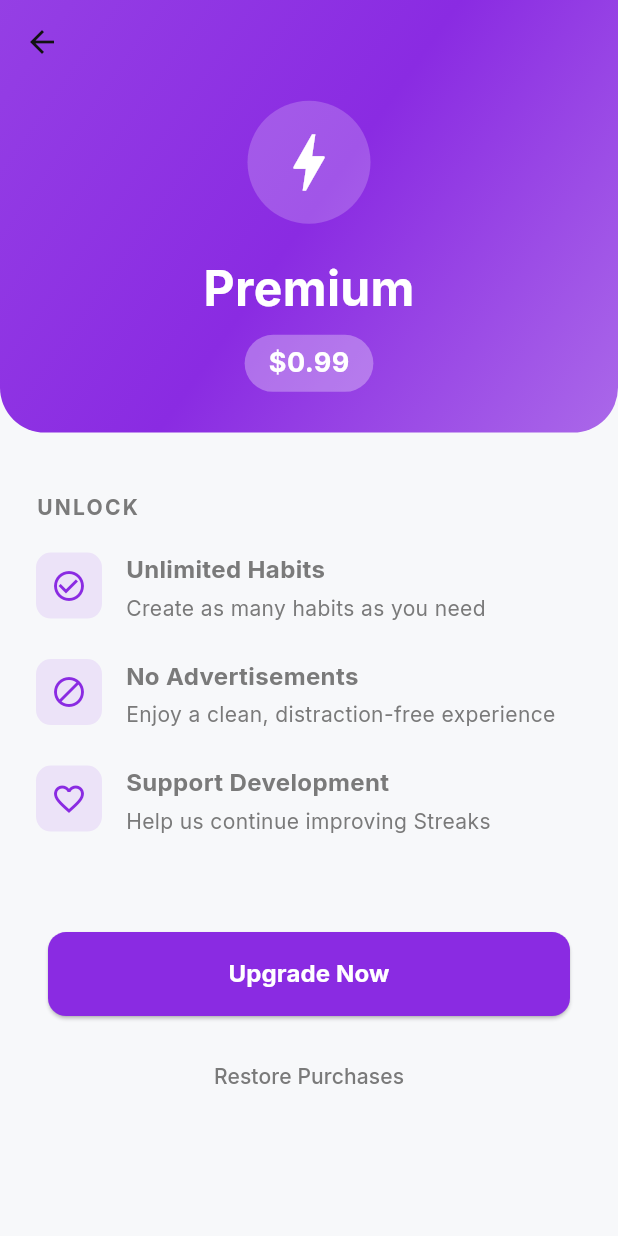
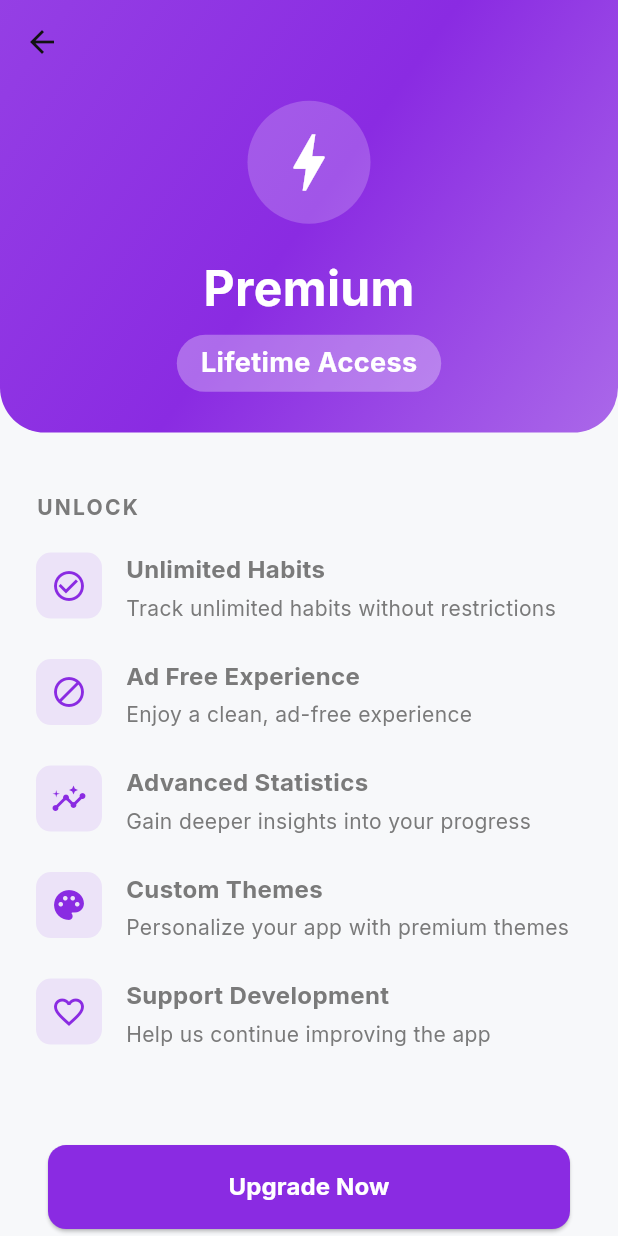
Before and after one commit to kaex/streaks, a Flutter app: the SettingsScreen screen opened by its route, after a tap on "Upgrade to Premium", on a phone screen of 412 x 824 dp. Run offline on Flutter 3.47's test engine with Material 3 defaults, Android fonts, the phone set to English and light mode, and no system bars; our stand-ins replace fl_chart, flutter_local_notifications, flutter_staggered_animations, flutter_timezone, google_fonts, google_mobile_ads and 5 more; accounts and stored records are empty; network calls fail.

Commit message:
Clean up in-app purchase code by removing debug logs and debug button

```diff
--- a/lib/screens/habits_screen.dart
+++ b/lib/screens/habits_screen.dart
@@ -2,7 +2,7 @@ import 'package:flutter/material.dart';
 import 'package:flutter_staggered_animations/flutter_staggered_animations.dart';
 import 'package:provider/provider.dart';
 import '../models/habits_provider.dart';
-import '../models/premium_provider.dart';
+import '../services/premium_service.dart';
 import '../theme/app_theme.dart';
 import '../widgets/habit_card.dart';
 import '../widgets/category_chip.dart';
@@ -29,7 +29,7 @@ class _HabitsScreenState extends State<HabitsScreen> {
     final isDarkMode = Theme.of(context).brightness == Brightness.dark;
     final backgroundColor =
         isDarkMode ? const Color(0xFF151515) : const Color(0xFFEEEEEE);
-    final premiumProvider = Provider.of<PremiumProvider>(context);
+    final premiumService = Provider.of<PremiumService>(context);
 
     return Scaffold(
       appBar: AppBar(
@@ -114,7 +114,7 @@ class _HabitsScreenState extends State<HabitsScreen> {
           ),
 
           // Ad banner at the bottom (only for free users)
-          if (!premiumProvider.isPremium) AdService.showBannerAd(context),
+          if (!premiumService.isPremium) AdService.showBannerAd(context),
         ],
       ),
       // Functional bottom navigation bar
--- a/lib/screens/premium_screen.dart
+++ b/lib/screens/premium_screen.dart
@@ -1,7 +1,7 @@
 import 'package:flutter/material.dart';
 import 'package:provider/provider.dart';
 import 'package:flutter/foundation.dart';
-import '../models/premium_provider.dart';
+import '../services/premium_service.dart';
 import '../theme/app_theme.dart';
 
 class PremiumScreen extends StatefulWidget {
@@ -16,7 +16,7 @@ class _PremiumScreenState extends State<PremiumScreen> {
 
   @override
   Widget build(BuildContext context) {
-    final premiumProvider = Provider.of<PremiumProvider>(context);
+    final premiumService = Provider.of<PremiumService>(context);
     final isDarkMode = Theme.of(context).brightness == Brightness.dark;
     final backgroundColor =
         isDarkMode ? AppTheme.backgroundColor : AppTheme.lightBackgroundColor;
@@ -25,6 +25,12 @@ class _PremiumScreenState extends State<PremiumScreen> {
     final secondaryTextColor = isDarkMode
         ? AppTheme.secondaryTextColor
         : AppTheme.lightSecondaryTextColor;
+
+    // Get product price from the provider if available
+    String priceDisplay = 'Lifetime Access';
+    if (premiumService.products.isNotEmpty) {
+      priceDisplay = premiumService.products.first.price;
+    }
 
     return Scaffold(
       backgroundColor: backgroundColor,
@@ -96,9 +102,9 @@ class _PremiumScreenState extends State<PremiumScreen> {
                         color: Colors.white.withOpacity(0.3),
                         borderRadius: BorderRadius.circular(20),
                       ),
-                      child: const Text(
-                        '\$0.99',
-                        style: TextStyle(
+                      child: Text(
+                        priceDisplay,
+                        style: const TextStyle(
                           fontSize: 18,
                           fontWeight: FontWeight.bold,
                           color: Colors.white,
@@ -142,7 +148,7 @@ class _PremiumScreenState extends State<PremiumScreen> {
               padding: const EdgeInsets.symmetric(horizontal: 32),
               child: _isLoading
                   ? const Center(child: CircularProgressIndicator())
-                  : premiumProvider.isPremium
+                  : premiumService.isPremium
                       ? Container(
                           padding: const EdgeInsets.symmetric(vertical: 16),
                           decoration: BoxDecoration(
@@ -175,9 +181,11 @@ class _PremiumScreenState extends State<PremiumScreen> {
                               borderRadius: BorderRadius.circular(12),
                             ),
                           ),
-                          child: const Text(
-                            'Upgrade Now',
-                            style: TextStyle(
+                          child: Text(
+                            premiumService.products.isNotEmpty
+                                ? 'Upgrade Now - ${premiumService.products.first.price}'
+                                : 'Upgrade Now',
+                            style: const TextStyle(
                               fontSize: 16,
                               fontWeight: FontWeight.bold,
                             ),
@@ -188,7 +196,7 @@ class _PremiumScreenState extends State<PremiumScreen> {
             const SizedBox(height: 16),
 
             // Restore purchases text button
-            if (!premiumProvider.isPremium)
+            if (!premiumService.isPremium)
               Center(
                 child: TextButton(
                   onPressed: () => _restorePurchases(context),
@@ -201,27 +209,6 @@ class _PremiumScreenState extends State<PremiumScreen> {
                   ),
                 ),
               ),
-
-            // For testing - toggle premium status
-            if (!premiumProvider.isPremium && kDebugMode)
-              Padding(
-                padding: const EdgeInsets.only(top: 16, bottom: 40),
-                child: Center(
-                  child: OutlinedButton(
-                    onPressed: () {
-                      premiumProvider.togglePremiumStatus();
-                    },
-                    style: OutlinedButton.styleFrom(
-                      side: BorderSide(
-                          color: AppTheme.accentColor.withOpacity(0.5)),
-                      shape: RoundedRectangleBorder(
-                        borderRadius: BorderRadius.circular(8),
-                      ),
-                    ),
-                    child: const Text('Toggle Premium (Debug)'),
-                  ),
-                ),
-              ),
           ],
         ),
       ),
@@ -229,25 +216,50 @@ class _PremiumScreenState extends State<PremiumScreen> {
   }
 
   List<Widget> _buildFeatures() {
-    final features = [
-      {
-        'icon': Icons.check_circle_outline,
-        'title': 'Unlimited Habits',
-        'description': 'Create as many habits as you need',
-      },
-      {
-        'icon': Icons.block,
-        'title': 'No Advertisements',
-        'description': 'Enjoy a clean, distraction-free experience',
-      },
-      {
-        'icon': Icons.favorite_outline,
-        'title': 'Support Development',
-        'description': 'Help us continue improving Streaks',
-      },
-    ];
+    final features = PremiumService.premiumFeatures.entries.map((entry) {
+      IconData icon;
+      switch (entry.key) {
+        case 'unlimited_habits':
+          icon = Icons.check_circle_outline;
+          break;
+        case 'ad_free_experience':
+          icon = Icons.block;
+          break;
+        case 'advanced_statistics':
+          icon = Icons.insights;
+          break;
+        case 'custom_themes':
+          icon = Icons.palette;
+          break;
+        default:
+          icon = Icons.star;
+      }
 
-    return features.map((feature) {
+      return _buildFeatureItem(
+        icon: icon,
+        title: entry.key
+            .split('_')
+            .map((word) => '${word[0].toUpperCase()}${word.substring(1)}')
+            .join(' '),
+        description: entry.value,
+      );
+    }).toList();
+
+    // Add support development feature
+    features.add(_buildFeatureItem(
+      icon: Icons.favorite_outline,
+      title: 'Support Development',
+      description: 'Help us continue improving the app',
+    ));
+
+    return features;
+  }
+
+  Widget _buildFeatureItem({
+    required IconData icon,
+    required String title,
+    required String description,
+  }) {
     return Padding(
       padding: const EdgeInsets.only(bottom: 24),
       child: Row(
@@ -260,7 +272,7 @@ class _PremiumScreenState extends State<PremiumScreen> {
               borderRadius: BorderRadius.circular(10),
             ),
             child: Icon(
-                feature['icon'] as IconData,
+              icon,
               color: AppTheme.accentColor,
               size: 24,
             ),
@@ -271,7 +283,7 @@ class _PremiumScreenState extends State<PremiumScreen> {
               crossAxisAlignment: CrossAxisAlignment.start,
               children: [
                 Text(
-                    feature['title'] as String,
+                  title,
                   style: const TextStyle(
                     fontSize: 16,
                     fontWeight: FontWeight.bold,
@@ -279,7 +291,7 @@ class _PremiumScreenState extends State<PremiumScreen> {
                 ),
                 const SizedBox(height: 4),
                 Text(
-                    feature['description'] as String,
+                  description,
                   style: TextStyle(
                     fontSize: 14,
                     color: Theme.of(context).brightness == Brightness.dark
@@ -293,7 +305,6 @@ class _PremiumScreenState extends State<PremiumScreen> {
         ],
       ),
     );
-    }).toList();
   }
 
   Future<void> _purchasePremium(BuildContext context) async {
@@ -302,15 +313,16 @@ class _PremiumScreenState extends State<PremiumScreen> {
     });
 
     try {
-      final premiumProvider =
-          Provider.of<PremiumProvider>(context, listen: false);
-      await premiumProvider.buyPremium();
+      final premiumService =
+          Provider.of<PremiumService>(context, listen: false);
+      final success = await premiumService.upgradeToPremium();
 
-      if (premiumProvider.isPremium) {
+      if (!success) {
         ScaffoldMessenger.of(context).showSnackBar(
           const SnackBar(
-            content: Text('Thank you for purchasing Premium!'),
-            backgroundColor: Colors.green,
+            content: Text(
+                'Purchase could not be initiated. Please try again later.'),
+            backgroundColor: Colors.red,
           ),
         );
       }
@@ -334,21 +346,18 @@ class _PremiumScreenState extends State<PremiumScreen> {
     });
 
     try {
-      final premiumProvider =
-          Provider.of<PremiumProvider>(context, listen: false);
-      await premiumProvider.restorePurchases();
+      final premiumService =
+          Provider.of<PremiumService>(context, listen: false);
+      final success = await premiumService.restorePurchases();
 
-      if (premiumProvider.isPremium) {
+      // Don't show success message here - premium service will update automatically
+      // if restored purchases are found via the purchase listener
+      if (!success) {
         ScaffoldMessenger.of(context).showSnackBar(
           const SnackBar(
-            content: Text('Premium restored successfully!'),
-            backgroundColor: Colors.green,
-          ),
-        );
-      } else {
-        ScaffoldMessenger.of(context).showSnackBar(
-          const SnackBar(
-            content: Text('No purchases to restore.'),
+            content:
+                Text('Could not restore purchases. Please try again later.'),
+            backgroundColor: Colors.orange,
           ),
         );
       }
--- a/lib/screens/settings_screen.dart
+++ b/lib/screens/settings_screen.dart
@@ -4,7 +4,7 @@ import 'package:share_plus/share_plus.dart';
 import '../theme/app_theme.dart';
 import '../models/theme_provider.dart';
 import '../models/notification_manager.dart';
-import '../models/premium_provider.dart';
+import '../services/premium_service.dart';
 import '../utils/webview_utils.dart';
 import 'notification_settings_screen.dart';
 import 'premium_screen.dart';
@@ -23,7 +23,7 @@ class _SettingsScreenState extends State<SettingsScreen> {
   Widget build(BuildContext context) {
     final themeProvider = Provider.of<ThemeProvider>(context);
     final notificationManager = Provider.of<NotificationManager>(context);
-    final premiumProvider = Provider.of<PremiumProvider>(context);
+    final premiumService = Provider.of<PremiumService>(context);
 
     return Scaffold(
       appBar: AppBar(
@@ -38,7 +38,7 @@ class _SettingsScreenState extends State<SettingsScreen> {
           const SizedBox(height: 16),
 
           // Premium Status Banner
-          if (premiumProvider.isPremium)
+          if (premiumService.isPremium)
             Container(
               margin: const EdgeInsets.symmetric(horizontal: 16, vertical: 8),
               padding: const EdgeInsets.all(16),
@@ -92,7 +92,7 @@ class _SettingsScreenState extends State<SettingsScreen> {
             ),
 
           // Premium Option (for non-premium users)
-          if (!premiumProvider.isPremium)
+          if (!premiumService.isPremium)
             _buildSettingItem(
               icon: Icons.stars,
               title: 'Upgrade to Premium',
--- a/lib/services/ad_service.dart
+++ b/lib/services/ad_service.dart
@@ -3,7 +3,7 @@ import 'package:google_mobile_ads/google_mobile_ads.dart';
 import 'package:provider/provider.dart';
 import 'dart:io' show Platform;
 import 'package:flutter/foundation.dart';
-import '../models/premium_provider.dart';
+import '../services/premium_service.dart';
 
 class AdService {
   static final AdService _instance = AdService._internal();
@@ -68,9 +68,9 @@ class AdService {
 
   // Widget to display banner ad if user is not premium
   static Widget showBannerAd(BuildContext context) {
-    final premiumProvider = Provider.of<PremiumProvider>(context);
+    final premiumService = Provider.of<PremiumService>(context);
 
-    if (premiumProvider.isPremium) {
+    if (premiumService.isPremium) {
       return const SizedBox.shrink(); // No ad for premium users
     }
 
```
Also changed, not shown: lib/main.dart (+9 -2 lines), lib/models/habits_provider.dart (+7 -8 lines), lib/models/premium_provider.dart (+67 -9 lines), lib/services/premium_service.dart (added, +192 -0 lines), lib/services/purchase_service.dart (added, +112 -0 lines). Lines whose indentation alone changed are shown as unchanged.
